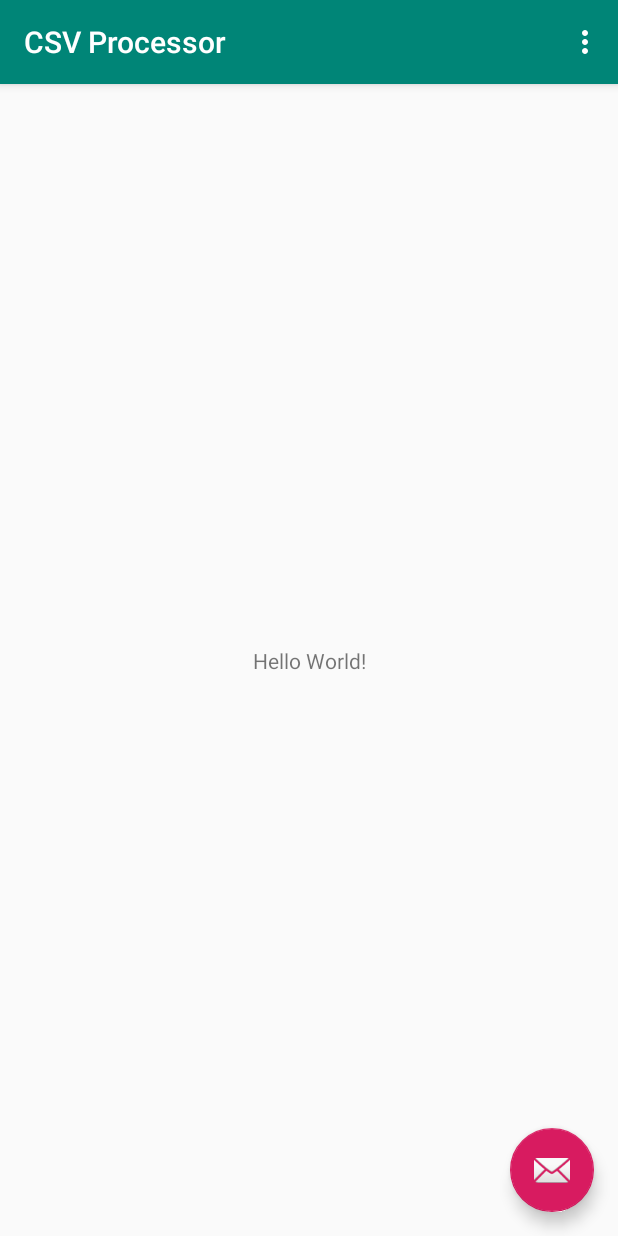
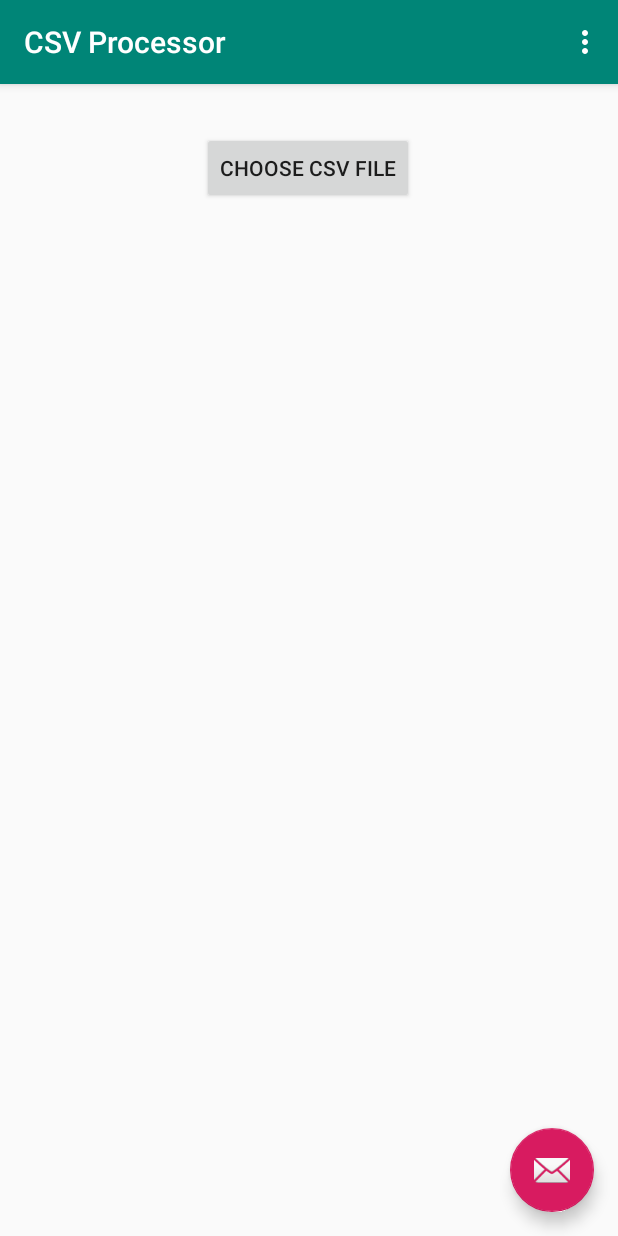
Before and after one commit to leonmuchoki/CSVProcessor, an Android app: the screen it shows after launch (MainActivity), on a phone screen of 412 x 824 dp. Run offline under Robolectric (Android 15) with nearby library versions, the phone set to English and light mode, and no system bars.

Commit message:
feat: load file

```diff
--- a/app/src/main/AndroidManifest.xml
+++ b/app/src/main/AndroidManifest.xml
@@ -1,6 +1,8 @@
 <?xml version="1.0" encoding="utf-8"?>
 <manifest xmlns:android="http://schemas.android.com/apk/res/android"
     package="com.muchokileon.csvprocessor">
+
+    <uses-permission android:name="android.permission.READ_EXTERNAL_STORAGE"/>
 
     <application
         android:allowBackup="true"
--- a/app/src/main/java/com/muchokileon/csvprocessor/MainActivity.java
+++ b/app/src/main/java/com/muchokileon/csvprocessor/MainActivity.java
@@ -1,5 +1,7 @@
 package com.muchokileon.csvprocessor;
 
+import android.content.Intent;
+import android.net.Uri;
 import android.os.Bundle;
 
 import com.google.android.material.floatingactionbutton.FloatingActionButton;
@@ -11,8 +13,14 @@ import androidx.appcompat.widget.Toolbar;
 import android.view.View;
 import android.view.Menu;
 import android.view.MenuItem;
+import android.widget.Button;
 
 public class MainActivity extends AppCompatActivity {
+
+    public static final int PICKFILE_RESULT_CODE = 1;
+    private Button btnChooseFile;
+    private Uri fileUri;
+    private String filePath;
 
     @Override
     protected void onCreate(Bundle savedInstanceState) {
@@ -21,14 +29,40 @@ public class MainActivity extends AppCompatActivity {
         Toolbar toolbar = findViewById(R.id.toolbar);
         setSupportActionBar(toolbar);
 
+        btnChooseFile = findViewById(R.id.btnChooseFile);
+
+        btnChooseFile.setOnClickListener(new View.OnClickListener() {
+            @Override
+            public void onClick(View view) {
+                Intent chooseFile = new Intent(Intent.ACTION_GET_CONTENT);
+                chooseFile.setType("*/*");
+                chooseFile = Intent.createChooser(chooseFile, "Choose CSV file");
+                startActivityForResult(chooseFile, PICKFILE_RESULT_CODE);
+            }
+        });
+
+
         FloatingActionButton fab = findViewById(R.id.fab);
         fab.setOnClickListener(new View.OnClickListener() {
             @Override
             public void onClick(View view) {
-                Snackbar.make(view, "Replace with your own action", Snackbar.LENGTH_LONG)
+                Snackbar.make(view, "CSV PROCESSOR", Snackbar.LENGTH_LONG)
                         .setAction("Action", null).show();
             }
         });
+    }
+
+    @Override
+    public void onActivityResult(int requestCode, int resultCode, Intent data) {
+        switch (requestCode) {
+            case PICKFILE_RESULT_CODE:
+                if (resultCode == -1) {
+                    fileUri = data.getData();
+                    filePath = fileUri.getPath();
+                }
+
+                break;
+        }
     }
 
     @Override
--- a/app/src/main/res/layout/content_main.xml
+++ b/app/src/main/res/layout/content_main.xml
@@ -8,13 +8,18 @@
     tools:context=".MainActivity"
     tools:showIn="@layout/activity_main">
 
-    <TextView
+    <Button
+        android:id="@+id/btnChooseFile"
         android:layout_width="wrap_content"
         android:layout_height="wrap_content"
-        android:text="Hello World!"
-        app:layout_constraintBottom_toBottomOf="parent"
-        app:layout_constraintLeft_toLeftOf="parent"
-        app:layout_constraintRight_toRightOf="parent"
+        android:layout_marginStart="8dp"
+        android:layout_marginLeft="8dp"
+        android:layout_marginTop="32dp"
+        android:layout_marginEnd="8dp"
+        android:layout_marginRight="8dp"
+        android:text="@string/choose_file"
+        app:layout_constraintEnd_toEndOf="parent"
+        app:layout_constraintHorizontal_bias="0.498"
+        app:layout_constraintStart_toStartOf="parent"
         app:layout_constraintTop_toTopOf="parent" />
-
 </androidx.constraintlayout.widget.ConstraintLayout>
--- a/app/src/main/res/values/strings.xml
+++ b/app/src/main/res/values/strings.xml
@@ -1,4 +1,5 @@
 <resources>
     <string name="app_name">CSV Processor</string>
     <string name="action_settings">Settings</string>
+    <string name="choose_file">Choose CSV file</string>
 </resources>
```
